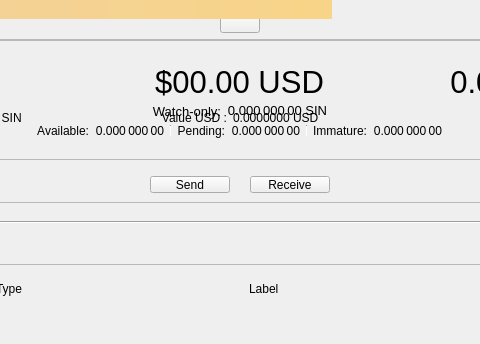
Above: src/qt/forms/overviewpage.ui from crptec/sinovate before the change; both pictures show x 268 to 748 and y 0 to 344 of the 1024 by 600 pixel window. Below: the same form after it.
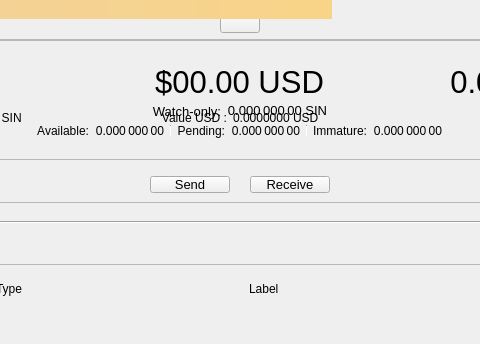
That is the form after the change. Icons and pictures are not drawn. Custom widgets are drawn as their Qt base class.

Commit message: [gui] add Made Tommy font

The edit to the form file:
```diff
--- a/src/qt/forms/overviewpage.ui
+++ b/src/qt/forms/overviewpage.ui
@@ -1014,6 +1014,11 @@
          </item>
          <item>
           <widget class="SinPushButton" name="buttonSend">
+           <property name="font">
+            <font>
+             <pointsize>10</pointsize>
+            </font>
+           </property>
            <property name="text">
             <string>Send</string>
            </property>
@@ -1021,6 +1026,11 @@
          </item>
          <item>
           <widget class="SinPushButton" name="buttonReceive">
+           <property name="font">
+            <font>
+             <pointsize>10</pointsize>
+            </font>
+           </property>
            <property name="text">
             <string>Receive</string>
            </property>
```
The commit also changes 19 other files.
